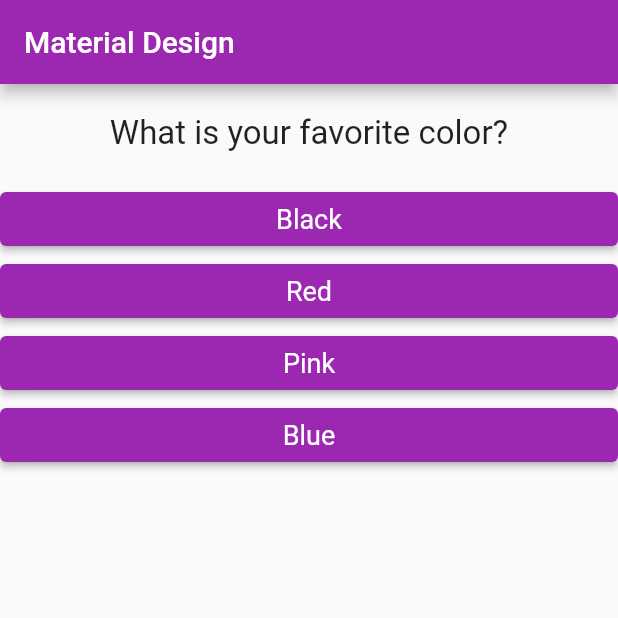
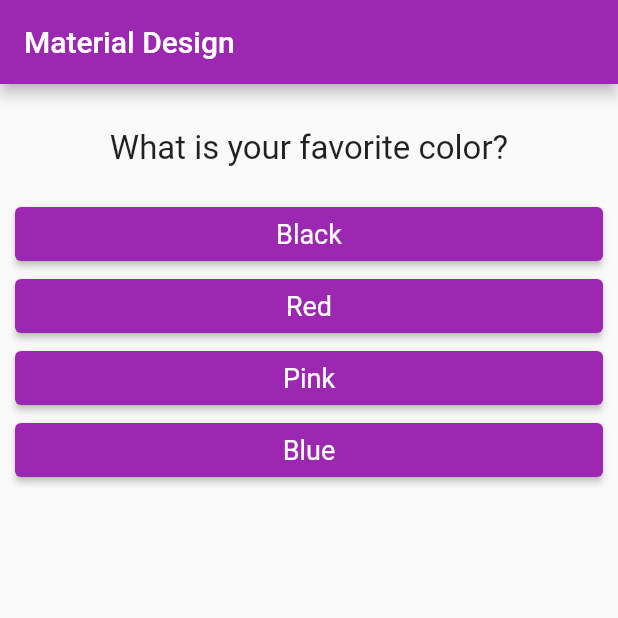
Before and after one commit to soikat77/quiz, a Flutter app: the screen it shows after launch, on a phone screen of 412 x 824 dp, the top half of it. Run offline on Flutter 3.47's test engine with Material 2 defaults, Android fonts, the phone set to English and light mode, and no system bars.

```diff
--- a/lib/main.dart
+++ b/lib/main.dart
@@ -22,7 +22,7 @@ class _MyAppState extends State<MyApp> {
 
   @override
   Widget build(BuildContext context) {
-    var questions = [
+    const questions = [
       {
         'questionText': 'What is your favorite color?',
         'answers': ['Black', 'Red', 'Pink', 'Blue'],
@@ -51,7 +51,9 @@ class _MyAppState extends State<MyApp> {
           title: Text('Material Design'),
           backgroundColor: Colors.purple,
         ),
-        body: Column(
+        body: Container(
+          margin: EdgeInsets.all(10),
+          child: Column(
             children: <Widget>[
               // Question will set here
               Question(
@@ -69,6 +71,7 @@ class _MyAppState extends State<MyApp> {
             ],
           ),
         ),
+      ),
     );
   }
 }
```
Lines whose indentation alone changed are shown as unchanged.
